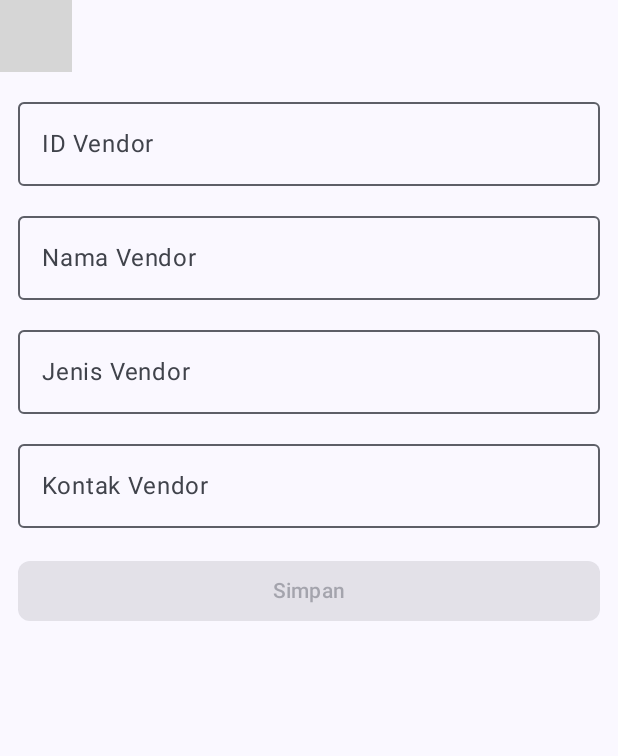
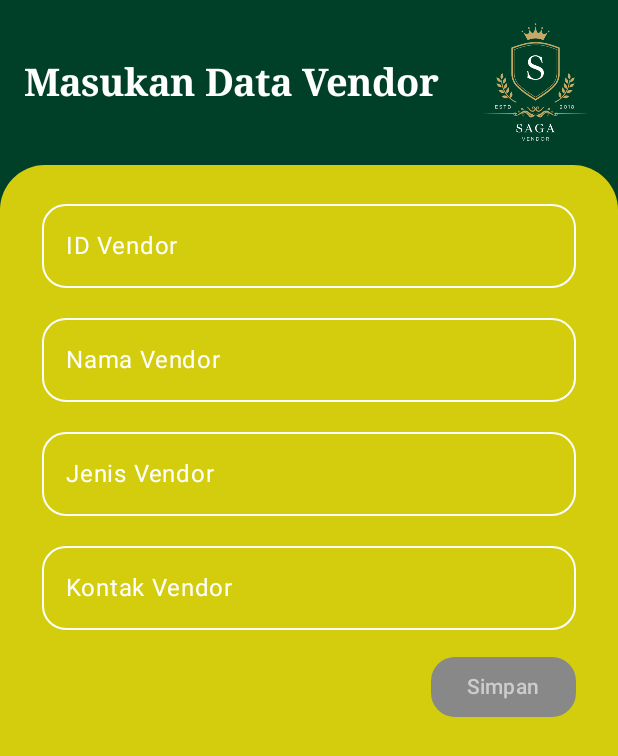
Before and after one commit to Bayhaqiindra/A6_0106, an Android app built with Jetpack Compose: the composable InsertVendorScreen shown on its own in the app's theme, on a phone screen of 412 x 824 dp. Shown: the top 756 px of the screen. Run offline under Robolectric (Android 15) with nearby library versions, the phone set to English and light mode, and no system bars; libraries missing offline, so code that uses them is left out: com.jakewharton.retrofit2; 4 statements that could not run were skipped; grey boxes are pictures that could not be loaded.

Commit message:
Memperbaiki code Tampilan

```diff
--- a/app/src/main/java/com/example/bismillahtestiprojectucp/ui/view/vendor/InsertVendorView.kt
+++ b/app/src/main/java/com/example/bismillahtestiprojectucp/ui/view/vendor/InsertVendorView.kt
@@ -1,28 +1,47 @@
 package com.example.bismillahtestiprojectucp.ui.view.vendor
 
+import androidx.compose.foundation.Image
+import androidx.compose.foundation.background
 import androidx.compose.foundation.layout.Arrangement
+import androidx.compose.foundation.layout.Box
 import androidx.compose.foundation.layout.Column
+import androidx.compose.foundation.layout.Row
+import androidx.compose.foundation.layout.fillMaxSize
 import androidx.compose.foundation.layout.fillMaxWidth
+import androidx.compose.foundation.layout.height
+import androidx.compose.foundation.layout.offset
 import androidx.compose.foundation.layout.padding
 import androidx.compose.foundation.layout.size
 import androidx.compose.foundation.rememberScrollState
+import androidx.compose.foundation.shape.RoundedCornerShape
 import androidx.compose.foundation.verticalScroll
 import androidx.compose.material3.Button
+import androidx.compose.material3.ButtonDefaults
 import androidx.compose.material3.CircularProgressIndicator
 import androidx.compose.material3.ExperimentalMaterial3Api
 import androidx.compose.material3.MaterialTheme
 import androidx.compose.material3.OutlinedTextField
+import androidx.compose.material3.OutlinedTextFieldDefaults
 import androidx.compose.material3.Scaffold
 import androidx.compose.material3.Text
 import androidx.compose.material3.TopAppBarDefaults
 import androidx.compose.runtime.Composable
 import androidx.compose.runtime.rememberCoroutineScope
+import androidx.compose.ui.Alignment
 import androidx.compose.ui.Modifier
+import androidx.compose.ui.draw.clip
+import androidx.compose.ui.graphics.Color
 import androidx.compose.ui.input.nestedscroll.nestedScroll
+import androidx.compose.ui.res.colorResource
+import androidx.compose.ui.res.painterResource
+import androidx.compose.ui.text.TextStyle
+import androidx.compose.ui.text.font.FontFamily
+import androidx.compose.ui.text.font.FontWeight
 import androidx.compose.ui.unit.dp
+import androidx.compose.ui.unit.sp
 import androidx.lifecycle.viewmodel.compose.viewModel
+import com.example.bismillahtestiprojectucp.R
 import com.example.bismillahtestiprojectucp.navigation.DestinasiNavigasi
-import com.example.bismillahtestiprojectucp.ui.customwidget.CostumeTopAppBar
 import com.example.bismillahtestiprojectucp.ui.viewmodel.vendor.InsertVendorUiEvent
 import com.example.bismillahtestiprojectucp.ui.viewmodel.vendor.InsertVendorUiState
 import com.example.bismillahtestiprojectucp.ui.viewmodel.vendor.InsertVendorViewModel
@@ -42,32 +61,60 @@ fun InsertVendorScreen(
     viewModel: InsertVendorViewModel = viewModel(factory = VendorPenyediaViewModel.Factory),
 ) {
     val coroutineScope = rememberCoroutineScope()
-    val scrollBehavior = TopAppBarDefaults.enterAlwaysScrollBehavior()
 
-    Scaffold(
-        modifier = modifier.nestedScroll(scrollBehavior.nestedScrollConnection),
-        topBar = {
-            CostumeTopAppBar(
-                title = DestinasiVendorInsert.titleRes,
-                canNavigateBack = true,
-                scrollBehavior = scrollBehavior,
+    Column(
+        modifier = Modifier
+            .fillMaxSize()
+            .background(color = colorResource(R.color.primary))
+    ) {
+        Row(
+            modifier = Modifier
+                .fillMaxWidth()
+                .padding(start = 16.dp),
+            horizontalArrangement = Arrangement.SpaceBetween,
+            verticalAlignment = Alignment.CenterVertically
+        ) {
+            Text(
+                text = "Masukan Data Vendor",
+                fontFamily = FontFamily.Serif,
+                fontWeight = FontWeight.Bold,
+                style = TextStyle(
+                    fontSize = 25.sp
+                ),
+                color = Color.White,
             )
-        },
-    ) { innerPadding ->
+            Image(
+                painter = painterResource(id = R.drawable.logo),
+                contentDescription = "Logo",
+                modifier = Modifier.size(110.dp),
+            )
+        }
+
+        Box(
+            modifier = Modifier
+                .fillMaxSize()
+                .clip(RoundedCornerShape(topStart = 30.dp, topEnd = 30.dp))
+                .background(color = colorResource(R.color.yellow))
+                .offset(y = -10.dp)
+                .padding(top = 8.dp, bottom = 40.dp)
+        ) {
+            Column(
+                modifier = Modifier
+                    .padding(horizontal = 16.dp, vertical = 8.dp)
+                    .verticalScroll(rememberScrollState())
+            ) {
                 EntryBodyVendor(
                     insertVendorUiState = viewModel.uiVendorState,
                     onVendorValueChange = viewModel::updateInsertVendorState,
                     onSaveClick = {
                         coroutineScope.launch {
-                    viewModel.insertVendor() // Menyimpan data vendor
-                    navigateBack() // Navigasi kembali
+                            viewModel.insertVendor()
+                            navigateBack()
                         }
-            },
-            modifier = Modifier
-                .padding(innerPadding)
-                .verticalScroll(rememberScrollState())
-                .fillMaxWidth()
+                    }
                 )
+            }
+        }
     }
 }
 
@@ -87,16 +134,31 @@ fun EntryBodyVendor(
             onValueChange = onVendorValueChange,
             modifier = Modifier.fillMaxWidth(),
         )
+        Row(
+            modifier = Modifier
+                .fillMaxWidth(),
+            horizontalArrangement = Arrangement.End // Tombol berada di kanan
+        ) {
             Button(
                 onClick = onSaveClick,
-            shape = MaterialTheme.shapes.small,
-            modifier = Modifier.fillMaxWidth(),
-            enabled = insertVendorUiState.insertUiEvent.idVendor.isNotEmpty() // Validasi form
+                shape = RoundedCornerShape(16.dp),
+                modifier = Modifier.height(40.dp),
+                enabled = insertVendorUiState.insertUiEvent.idVendor.isNotEmpty(),
+                colors = ButtonDefaults.buttonColors(
+                    containerColor = colorResource(R.color.primary),
+                    contentColor = Color.White,
+                    disabledContainerColor = Color.Gray,
+                    disabledContentColor = Color.LightGray
+                )
             ) {
                 if (insertVendorUiState.isLoading) {
-                CircularProgressIndicator(modifier = Modifier.size(24.dp)) // Loading indicator
+                    CircularProgressIndicator(
+                        modifier = Modifier.size(24.dp),
+                        color = Color.White
+                    )
                 } else {
                     Text(text = "Simpan")
+                }
             }
         }
     }
@@ -116,37 +178,65 @@ fun FormInputVendor(
         OutlinedTextField(
             value = insertVendorUiEvent.idVendor,
             onValueChange = { onValueChange(insertVendorUiEvent.copy(idVendor = it)) },
-            label = { Text("ID Vendor") },
+            label = { Text("ID Vendor", color = Color.White) },
             modifier = Modifier.fillMaxWidth(),
             enabled = enabled,
-            singleLine = true
+            singleLine = true,
+            shape = RoundedCornerShape(16.dp),
+            colors = OutlinedTextFieldDefaults.colors(
+                unfocusedTextColor = Color.White,
+                focusedTextColor = Color.White,
+                focusedBorderColor = Color.White,
+                unfocusedBorderColor = Color.White
+            )
         )
 
         OutlinedTextField(
             value = insertVendorUiEvent.namaVendor,
             onValueChange = { onValueChange(insertVendorUiEvent.copy(namaVendor = it)) },
-            label = { Text("Nama Vendor") },
+            label = { Text("Nama Vendor", color = Color.White) },
             modifier = Modifier.fillMaxWidth(),
             enabled = enabled,
-            singleLine = true
+            singleLine = true,
+            shape = RoundedCornerShape(16.dp),
+            colors = OutlinedTextFieldDefaults.colors(
+                unfocusedTextColor = Color.White,
+                focusedTextColor = Color.White,
+                focusedBorderColor = Color.White,
+                unfocusedBorderColor = Color.White
+            )
         )
 
         OutlinedTextField(
             value = insertVendorUiEvent.jenisVendor,
             onValueChange = { onValueChange(insertVendorUiEvent.copy(jenisVendor = it)) },
-            label = { Text("Jenis Vendor") },
+            label = { Text("Jenis Vendor", color = Color.White) },
             modifier = Modifier.fillMaxWidth(),
             enabled = enabled,
-            singleLine = true
+            singleLine = true,
+            shape = RoundedCornerShape(16.dp),
+            colors = OutlinedTextFieldDefaults.colors(
+                unfocusedTextColor = Color.White,
+                focusedTextColor = Color.White,
+                focusedBorderColor = Color.White,
+                unfocusedBorderColor = Color.White
+            )
         )
 
         OutlinedTextField(
             value = insertVendorUiEvent.kontakVendor,
             onValueChange = { onValueChange(insertVendorUiEvent.copy(kontakVendor = it)) },
-            label = { Text("Kontak Vendor") },
+            label = { Text("Kontak Vendor", color = Color.White) },
             modifier = Modifier.fillMaxWidth(),
             enabled = enabled,
-            singleLine = true
+            singleLine = true,
+            shape = RoundedCornerShape(16.dp),
+            colors = OutlinedTextFieldDefaults.colors(
+                unfocusedTextColor = Color.White,
+                focusedTextColor = Color.White,
+                focusedBorderColor = Color.White,
+                unfocusedBorderColor = Color.White
+            )
         )
     }
 }
```
Lines whose indentation alone changed are shown as unchanged.
